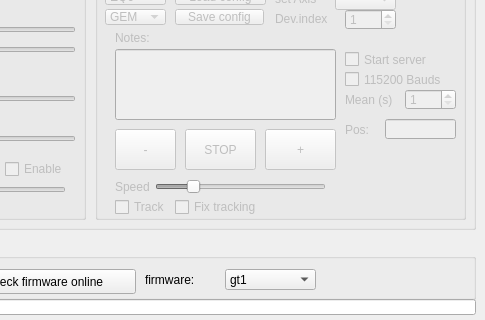
Before: the Qt Designer form mainwindow.ui in ahp-electronics/gt-configurator, drawn with Qt 5; both pictures show x 165 to 650 and y 341 to 661 of the 650 by 661 pixel window.
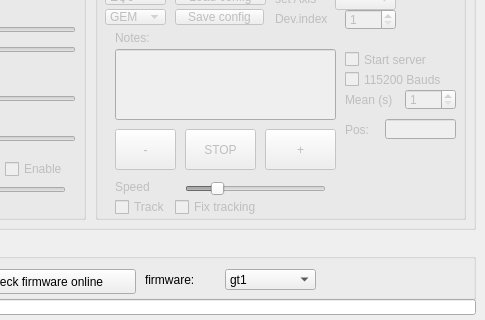
After: the same form once the commit is applied.

Commit message: Fix grphical issues

Diff of the .ui file:
```diff
--- a/mainwindow.ui
+++ b/mainwindow.ui
@@ -1220,10 +1220,10 @@
      <widget class="QSlider" name="Speed">
       <property name="geometry">
        <rect>
-        <x>60</x>
+        <x>90</x>
         <y>230</y>
-        <width>171</width>
-        <height>16</height>
+        <width>141</width>
+        <height>20</height>
        </rect>
       </property>
       <property name="minimum">
```
